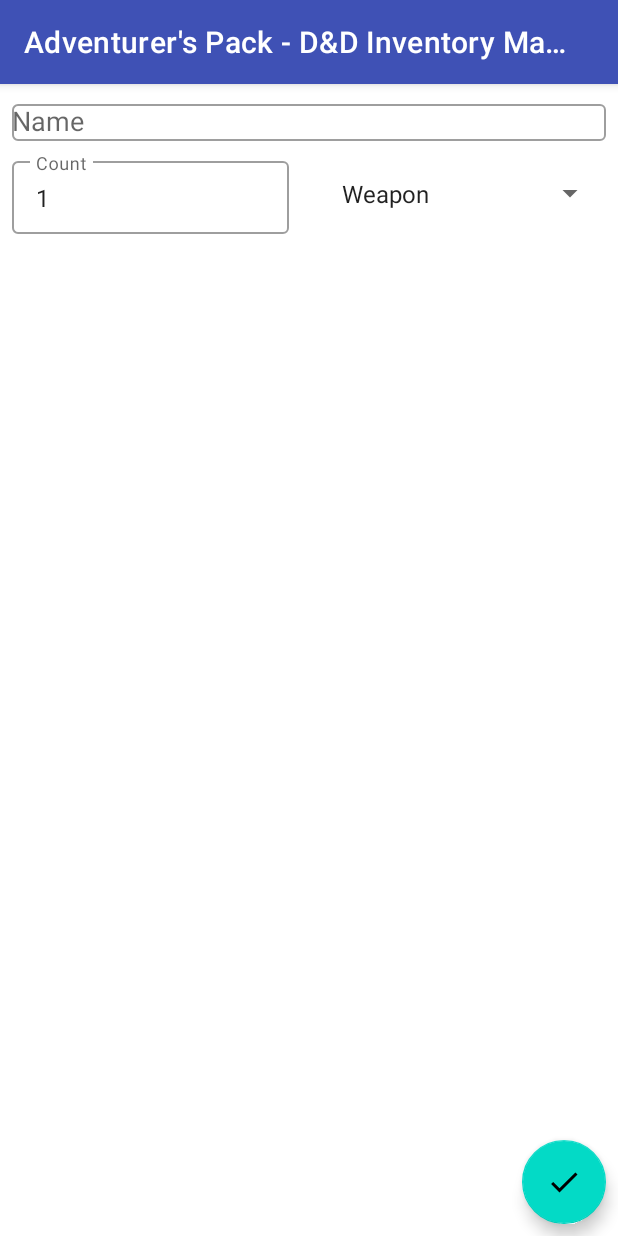
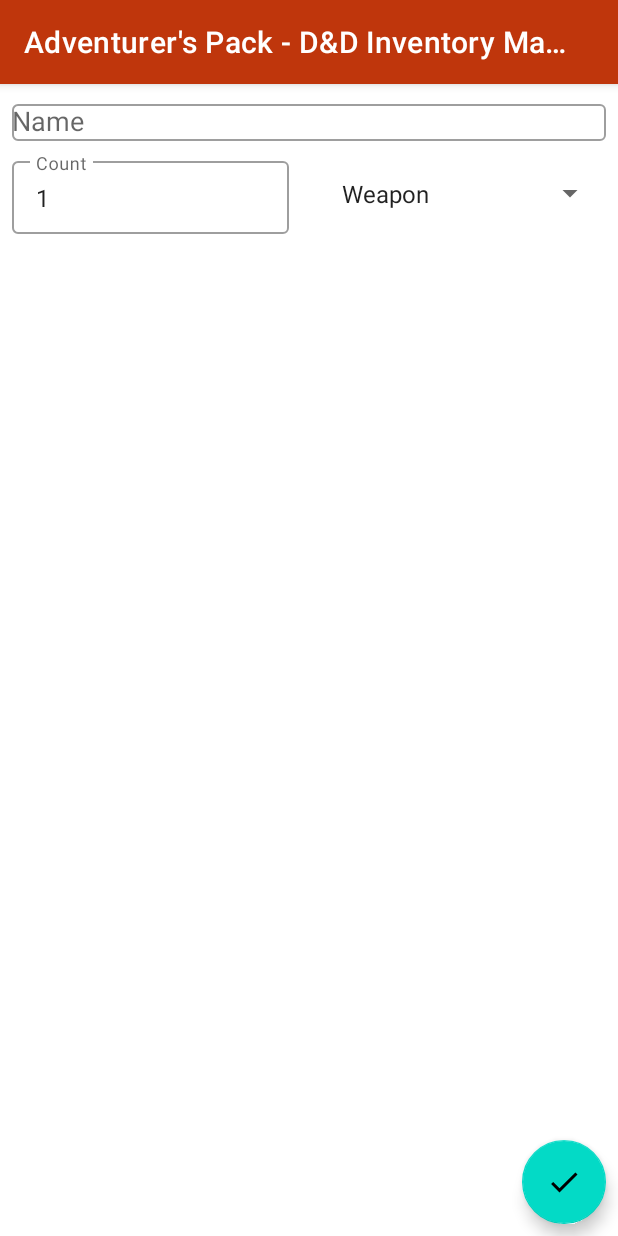
Before and after one commit to lconti97/AdventurersPack, an Android app: the screen it shows after launch (MainActivity), after a tap on an icon or button, on a phone screen of 412 x 824 dp. Run offline under Robolectric (Android 15) with nearby library versions, the phone set to English and light mode, and no system bars; our stand-ins replace Room's generated code; 2 statements that could not run were skipped.

Commit message:
Update colors

```diff
--- a/app/src/main/res/values/colors.xml
+++ b/app/src/main/res/values/colors.xml
@@ -1,6 +1,11 @@
-<?xml version="1.0" encoding="utf-8"?>
+<?xml version="1.0" encoding="UTF-8"?>
 <resources>
-    <color name="colorPrimary">#3F51B5</color>
-    <color name="colorPrimaryDark">#303F9F</color>
-    <color name="colorAccent">#FF4081</color>
+    <color name="primaryColor">#bf360c</color>
+    <color name="primaryLightColor">#f9683a</color>
+    <color name="primaryDarkColor">#870000</color>
+    <color name="secondaryColor">#00bfa5</color>
+    <color name="secondaryLightColor">#5df2d6</color>
+    <color name="secondaryDarkColor">#008e76</color>
+    <color name="primaryTextColor">#ffffff</color>
+    <color name="secondaryTextColor">#000000</color>
 </resources>
--- a/app/src/main/res/values/styles.xml
+++ b/app/src/main/res/values/styles.xml
@@ -3,9 +3,9 @@
     <!-- Base application theme. -->
     <style name="AppTheme" parent="Theme.MaterialComponents.Light.DarkActionBar">
         <!-- Customize your theme here. -->
-        <item name="colorPrimary">@color/colorPrimary</item>
-        <item name="colorPrimaryDark">@color/colorPrimaryDark</item>
-        <item name="colorAccent">@color/colorAccent</item>
+        <item name="colorPrimary">@color/primaryColor</item>
+        <item name="colorPrimaryDark">@color/primaryDarkColor</item>
+        <item name="colorAccent">@color/secondaryColor</item>
     </style>
 
 </resources>
```
